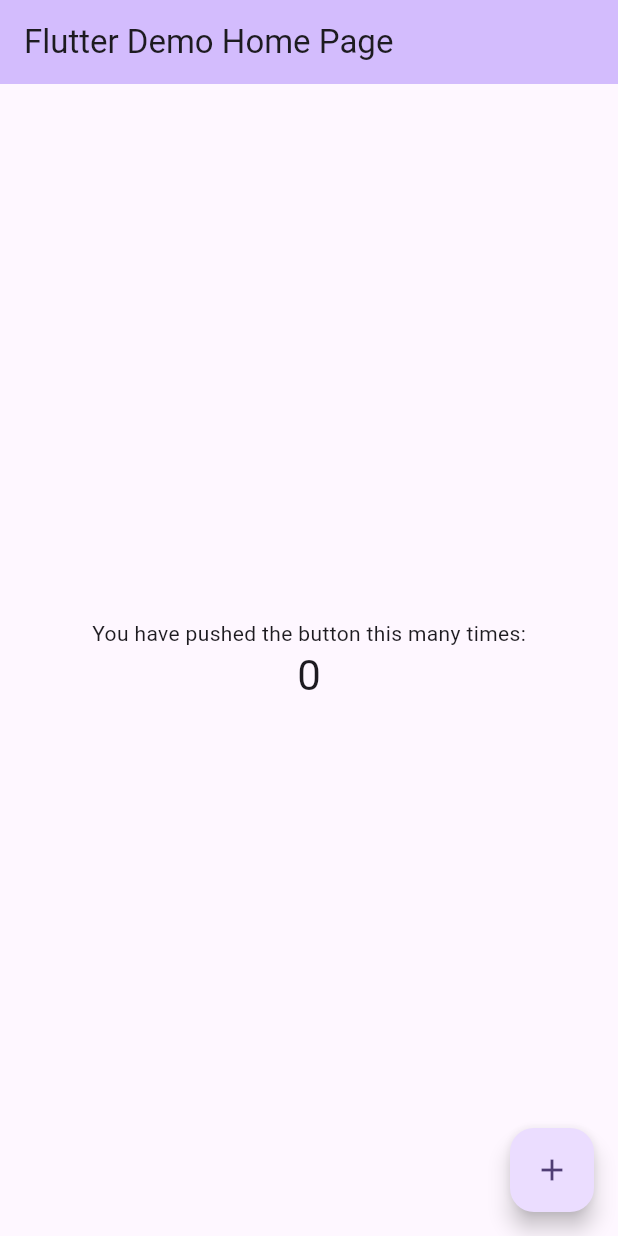
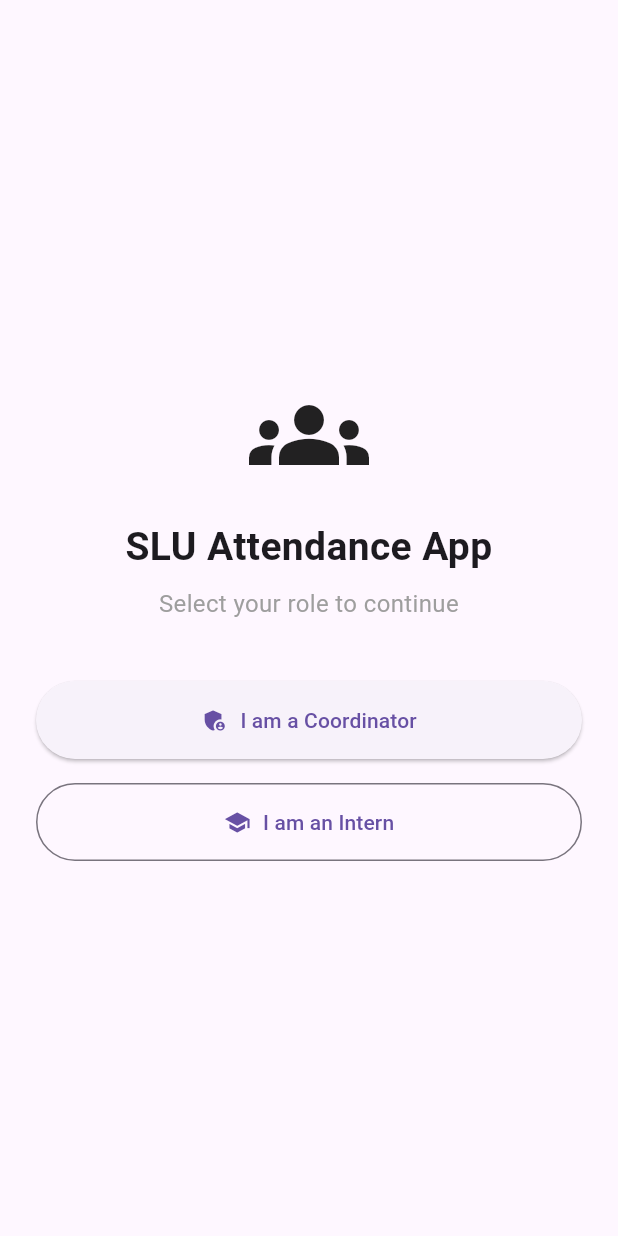
Before and after one commit to CynthiaJC/SLU_Attendance_App, a Flutter app: the screen it shows after launch, on a phone screen of 412 x 824 dp. Run offline on Flutter 3.47's test engine with Material 3 defaults, Android fonts, the phone set to English and light mode, and no system bars.

Commit message:
Added role selection screen and wired up main.dart

```diff
--- a/lib/main.dart
+++ b/lib/main.dart
@@ -1,122 +1,23 @@
 import 'package:flutter/material.dart';
+import 'screens/role_selection_screen.dart';
 
 void main() {
-  runApp(const MyApp());
+  runApp(const SLUAttendanceApp());
 }
 
-class MyApp extends StatelessWidget {
-  const MyApp({super.key});
+class SLUAttendanceApp extends StatelessWidget {
+  const SLUAttendanceApp({super.key});
 
-  // This widget is the root of your application.
   @override
   Widget build(BuildContext context) {
     return MaterialApp(
-      title: 'Flutter Demo',
+      title: 'SLU Attendance App',
+      debugShowDefaultBanner: false,
       theme: ThemeData(
-        // This is the theme of your application.
-        //
-        // TRY THIS: Try running your application with "flutter run". You'll see
-        // the application has a purple toolbar. Then, without quitting the app,
-        // try changing the seedColor in the colorScheme below to Colors.green
-        // and then invoke "hot reload" (save your changes or press the "hot
-        // reload" button in a Flutter-supported IDE, or press "r" if you used
-        // the command line to start the app).
-        //
-        // Notice that the counter didn't reset back to zero; the application
-        // state is not lost during the reload. To reset the state, use hot
-        // restart instead.
-        //
-        // This works for code too, not just values: Most code changes can be
-        // tested with just a hot reload.
-        colorScheme: .fromSeed(seedColor: Colors.deepPurple),
+        primarySwatch: Colors.blue,
+        useMaterial3: true,
       ),
-      home: const MyHomePage(title: 'Flutter Demo Home Page'),
+      home: const RoleSelectionScreen(),
     );
   }
 }
-
-class MyHomePage extends StatefulWidget {
-  const MyHomePage({super.key, required this.title});
-
-  // This widget is the home page of your application. It is stateful, meaning
-  // that it has a State object (defined below) that contains fields that affect
-  // how it looks.
-
-  // This class is the configuration for the state. It holds the values (in this
-  // case the title) provided by the parent (in this case the App widget) and
-  // used by the build method of the State. Fields in a Widget subclass are
-  // always marked "final".
-
-  final String title;
-
-  @override
-  State<MyHomePage> createState() => _MyHomePageState();
-}
-
-class _MyHomePageState extends State<MyHomePage> {
-  int _counter = 0;
-
-  void _incrementCounter() {
-    setState(() {
-      // This call to setState tells the Flutter framework that something has
-      // changed in this State, which causes it to rerun the build method below
-      // so that the display can reflect the updated values. If we changed
-      // _counter without calling setState(), then the build method would not be
-      // called again, and so nothing would appear to happen.
-      _counter++;
-    });
-  }
-
-  @override
-  Widget build(BuildContext context) {
-    // This method is rerun every time setState is called, for instance as done
-    // by the _incrementCounter method above.
-    //
-    // The Flutter framework has been optimized to make rerunning build methods
-    // fast, so that you can just rebuild anything that needs updating rather
-    // than having to individually change instances of widgets.
-    return Scaffold(
-      appBar: AppBar(
-        // TRY THIS: Try changing the color here to a specific color (to
-        // Colors.amber, perhaps?) and trigger a hot reload to see the AppBar
-        // change color while the other colors stay the same.
-        backgroundColor: Theme.of(context).colorScheme.inversePrimary,
-        // Here we take the value from the MyHomePage object that was created by
-        // the App.build method, and use it to set our appbar title.
-        title: Text(widget.title),
-      ),
-      body: Center(
-        // Center is a layout widget. It takes a single child and positions it
-        // in the middle of the parent.
-        child: Column(
-          // Column is also a layout widget. It takes a list of children and
-          // arranges them vertically. By default, it sizes itself to fit its
-          // children horizontally, and tries to be as tall as its parent.
-          //
-          // Column has various properties to control how it sizes itself and
-          // how it positions its children. Here we use mainAxisAlignment to
-          // center the children vertically; the main axis here is the vertical
-          // axis because Columns are vertical (the cross axis would be
-          // horizontal).
-          //
-          // TRY THIS: Invoke "debug painting" (choose the "Toggle Debug Paint"
-          // action in the IDE, or press "p" in the console), to see the
-          // wireframe for each widget.
-          mainAxisAlignment: .center,
-          children: [
-            const Text('You have pushed the button this many times:'),
-            Text(
-              '$_counter',
-              style: Theme.of(context).textTheme.headlineMedium,
-            ),
-          ],
-        ),
-      ),
-      floatingActionButton: FloatingActionButton(
-        onPressed: _incrementCounter,
-        tooltip: 'Increment',
-        child: const Icon(Icons.add),
-      ),
-    );
-  }
-}
--- /dev/null
+++ b/lib/screens/role_selection_screen.dart
@@ -0,0 +1,71 @@
+import 'package:flutter/material.dart';
+import 'coordinator_login_screen.dart';
+import 'intern_login_screen.dart';
+
+class RoleSelectionScreen extends StatelessWidget {
+  const RoleSelectionScreen({super.key});
+
+  @override
+  Widget build(BuildContext context) {
+    return Scaffold(
+      body: SafeArea(
+        child: Padding(
+          padding: const EdgeInsets.symmetric(horizontal: 24.0),
+          child: Center(
+            child: Column(
+              mainAxisSize: MainAxisSize.min,
+              crossAxisAlignment: CrossAxisAlignment.stretch,
+              children: [
+                const Icon(Icons.groups, size: 80),
+                const SizedBox(height: 16),
+                const Text(
+                  'SLU Attendance App',
+                  textAlign: TextAlign.center,
+                  style: TextStyle(fontSize: 26, fontWeight: FontWeight.bold),
+                ),
+                const SizedBox(height: 8),
+                const Text(
+                  'Select your role to continue',
+                  textAlign: TextAlign.center,
+                  style: TextStyle(fontSize: 16, color: Colors.grey),
+                ),
+                const SizedBox(height: 40),
+                ElevatedButton.icon(
+                  icon: const Icon(Icons.admin_panel_settings),
+                  label: const Text('I am a Coordinator'),
+                  style: ElevatedButton.styleFrom(
+                    padding: const EdgeInsets.symmetric(vertical: 16),
+                  ),
+                  onPressed: () {
+                    Navigator.push(
+                      context,
+                      MaterialPageRoute(
+                        builder: (context) => const CoordinatorLoginScreen(),
+                      ),
+                    );
+                  },
+                ),
+                const SizedBox(height: 16),
+                OutlinedButton.icon(
+                  icon: const Icon(Icons.school),
+                  label: const Text('I am an Intern'),
+                  style: OutlinedButton.styleFrom(
+                    padding: const EdgeInsets.symmetric(vertical: 16),
+                  ),
+                  onPressed: () {
+                    Navigator.push(
+                      context,
+                      MaterialPageRoute(
+                        builder: (context) => const InternLoginScreen(),
+                      ),
+                    );
+                  },
+                ),
+              ],
+            ),
+          ),
+        ),
+      ),
+    );
+  }
+}
```
